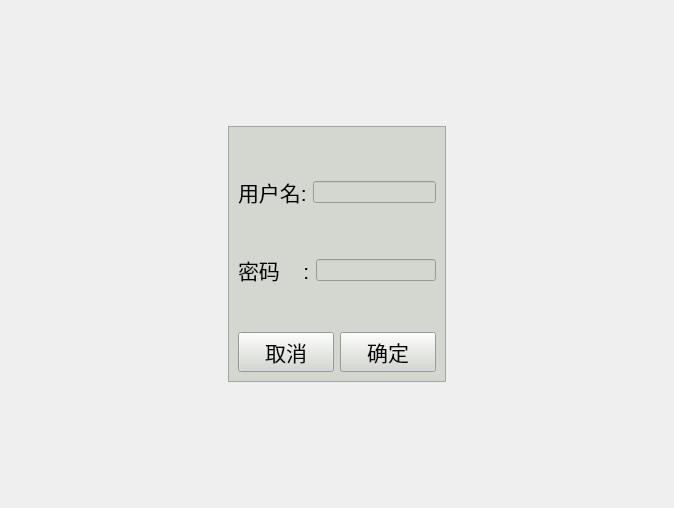
This is info_manage_system/login_page.ui in interstellar-ai/info_manage_system as Qt 5 draws it before an edit. The edited form follows.
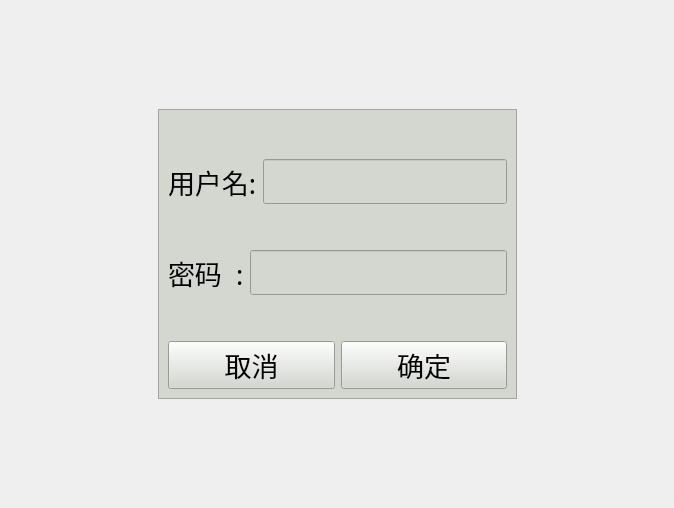
This is the edited form.

```diff
--- a/info_manage_system/login_page.ui
+++ b/info_manage_system/login_page.ui
@@ -79,7 +79,8 @@
                  <widget class="QLabel" name="label">
                   <property name="font">
                    <font>
-                    <pointsize>16</pointsize>
+                    <family>宋体</family>
+                    <pointsize>20</pointsize>
                    </font>
                   </property>
                   <property name="text">
@@ -89,6 +90,12 @@
                 </item>
                 <item>
                  <widget class="QLineEdit" name="userName">
+                  <property name="font">
+                   <font>
+                    <family>宋体</family>
+                    <pointsize>20</pointsize>
+                   </font>
+                  </property>
                   <property name="styleSheet">
                    <string notr="true"/>
                   </property>
@@ -118,16 +125,23 @@
                  <widget class="QLabel" name="label_2">
                   <property name="font">
                    <font>
-                    <pointsize>16</pointsize>
+                    <family>宋体</family>
+                    <pointsize>20</pointsize>
                    </font>
                   </property>
                   <property name="text">
-                   <string>密码    :</string>
+                   <string>密码  :</string>
                   </property>
                  </widget>
                 </item>
                 <item>
                  <widget class="QLineEdit" name="password">
+                  <property name="font">
+                   <font>
+                    <family>宋体</family>
+                    <pointsize>20</pointsize>
+                   </font>
+                  </property>
                   <property name="styleSheet">
                    <string notr="true"/>
                   </property>
@@ -165,7 +179,8 @@
                 </property>
                 <property name="font">
                  <font>
-                  <pointsize>16</pointsize>
+                  <family>宋体</family>
+                  <pointsize>20</pointsize>
                  </font>
                 </property>
                 <property name="text">
@@ -183,7 +198,8 @@
                 </property>
                 <property name="font">
                  <font>
-                  <pointsize>16</pointsize>
+                  <family>宋体</family>
+                  <pointsize>20</pointsize>
                  </font>
                 </property>
                 <property name="text">
```
